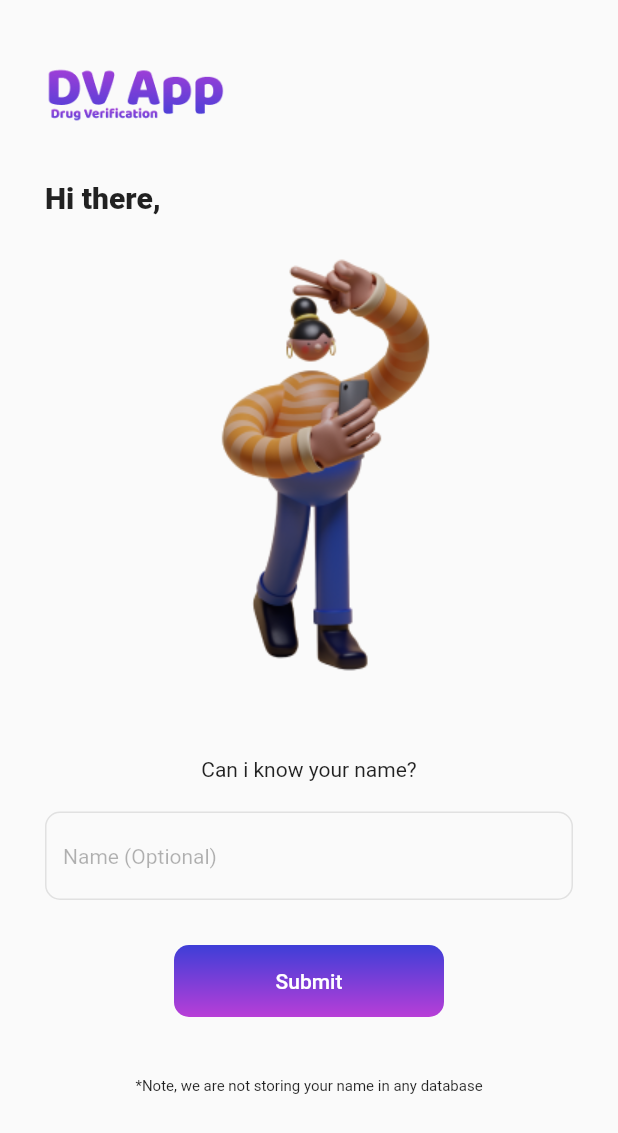
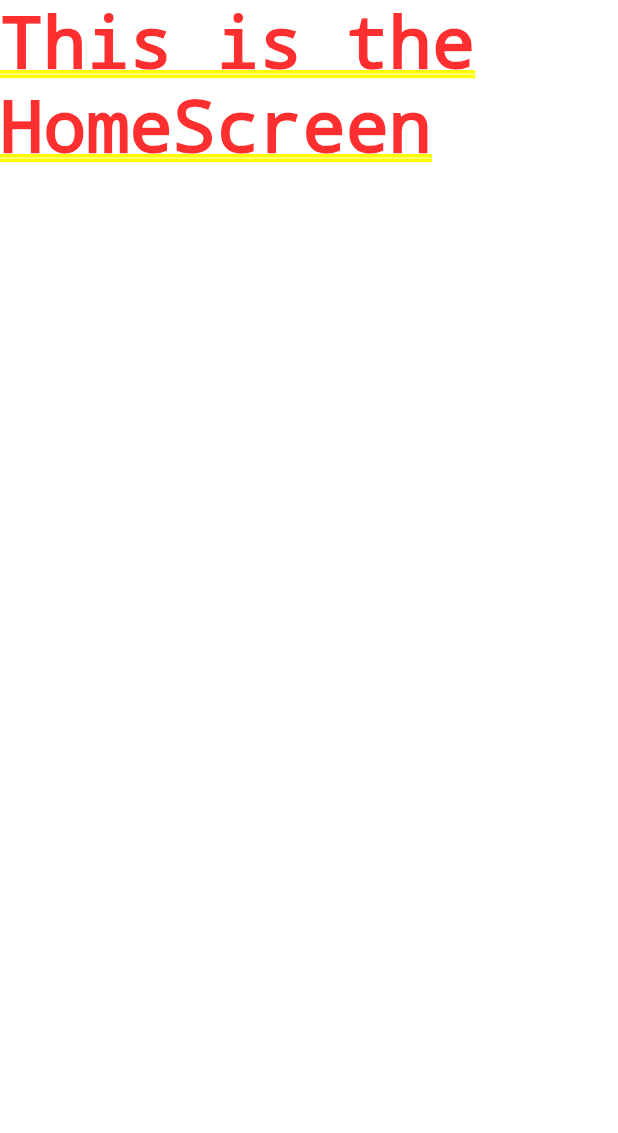
Before and after one commit to emodot/dv_app, a Flutter app: the WelcomeScreen screen opened directly, after a tap on "Submit", on a phone screen of 412 x 824 dp. Shown: the top 1133 px of the screen. Run offline on Flutter 3.47's test engine with Material 2 defaults, Android fonts, the phone set to English and light mode, and no system bars; our stand-ins replace flutter_svg.

Commit message:
added navigation to the home screen

```diff
--- /dev/null
+++ b/lib/screens/home/home_screen.dart
@@ -0,0 +1,12 @@
+import 'package:flutter/material.dart';
+
+class HomeScreen extends StatelessWidget {
+  const HomeScreen({super.key});
+
+  @override
+  Widget build(BuildContext context) {
+    return Container(
+      child: const Text("This is the HomeScreen"),
+    );
+  }
+}
--- a/lib/screens/welcome/welcome_screen.dart
+++ b/lib/screens/welcome/welcome_screen.dart
@@ -1,6 +1,7 @@
 import 'package:flutter/material.dart';
 
 import '../../constants.dart';
+import '../home/home_screen.dart';
 
 class WelcomeScreen extends StatelessWidget {
   const WelcomeScreen({super.key});
@@ -63,6 +64,13 @@ class WelcomeScreen extends StatelessWidget {
                         ),
                         borderRadius: BorderRadius.circular(10),
                       ),
+                      focusedBorder: OutlineInputBorder(
+                        borderSide: BorderSide(
+                          width: 1,
+                          color: kTextColor.withOpacity(0.1),
+                        ),
+                        borderRadius: BorderRadius.circular(10),
+                      ),
                     ),
                   ),
                   const SizedBox(
@@ -81,7 +89,14 @@ class WelcomeScreen extends StatelessWidget {
                       borderRadius: BorderRadius.circular(10),
                     ),
                     child: TextButton(
-                      onPressed: () {},
+                      onPressed: () {
+                        Navigator.push(
+                          context,
+                          MaterialPageRoute(
+                            builder: (context) => const HomeScreen(),
+                          ),
+                        );
+                      },
                       style: TextButton.styleFrom(
                         // backgroundColor: kPrimaryColor,
                         foregroundColor: Colors.white,
```
